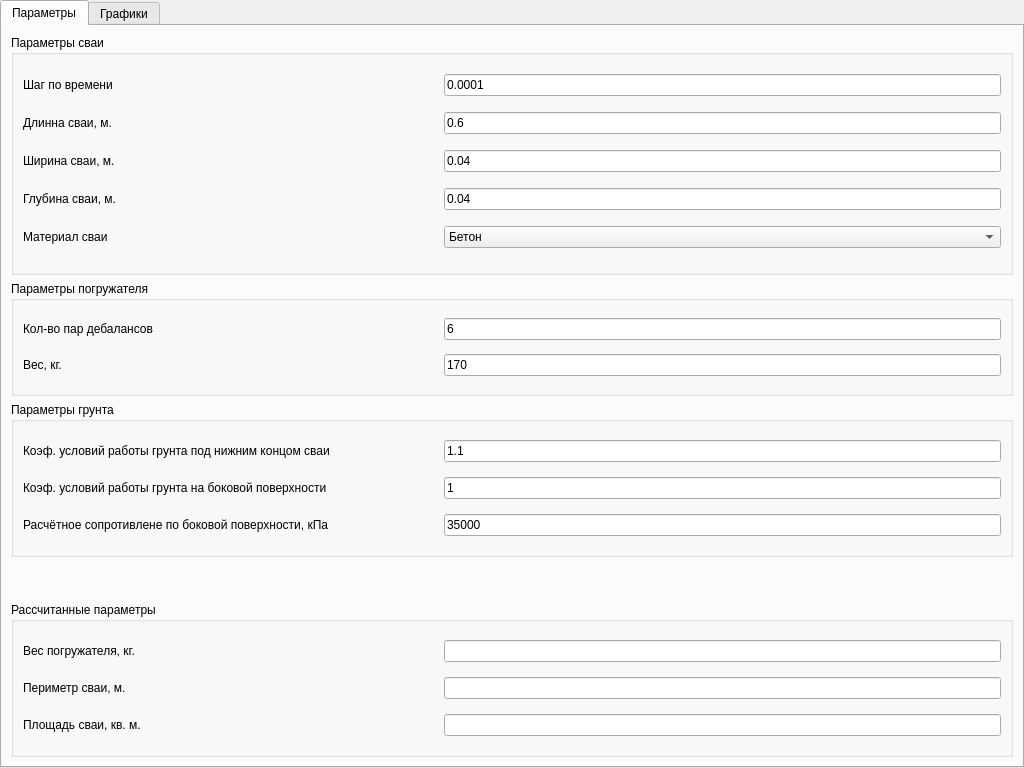
This is mainwindow.ui in DvaMishkiLapa/xolm3 as Qt 5 draws it before an edit. The edited form follows.
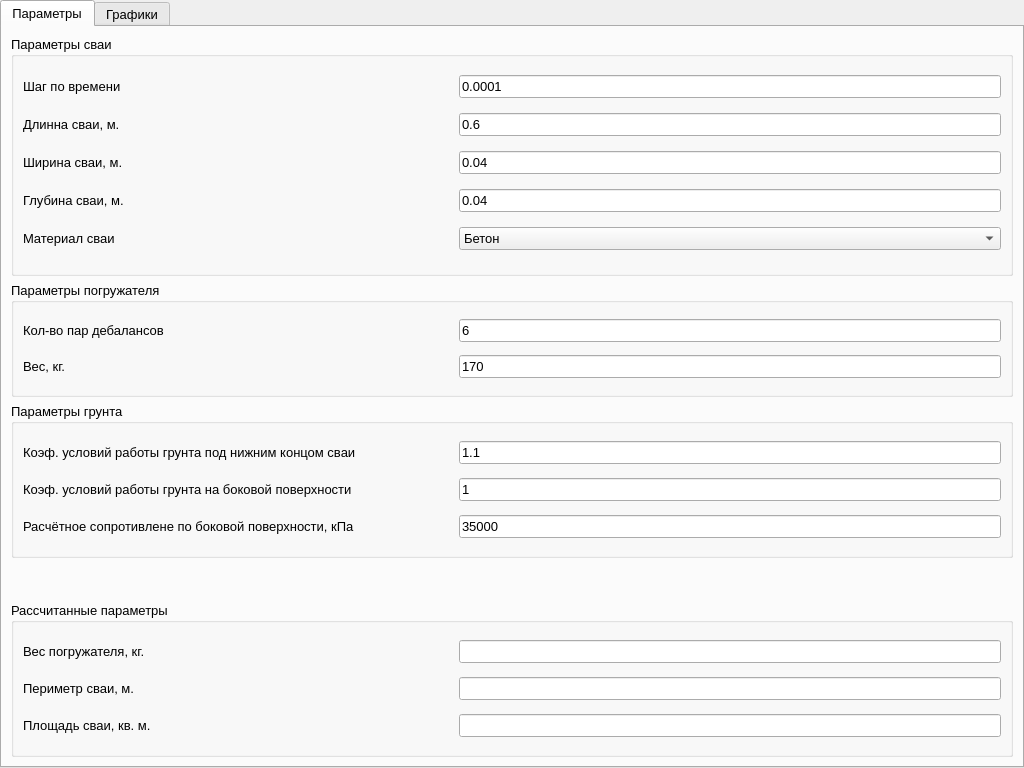
This is the edited form.

The edit to the form file:
```diff
--- a/mainwindow.ui
+++ b/mainwindow.ui
@@ -16,6 +16,12 @@
     <height>768</height>
    </size>
   </property>
+  <property name="font">
+   <font>
+    <family>Arial</family>
+    <pointsize>10</pointsize>
+   </font>
+  </property>
   <property name="windowTitle">
    <string>Xolm3</string>
   </property>
@@ -64,7 +70,7 @@
               <widget class="QLabel" name="label">
                <property name="minimumSize">
                 <size>
-                 <width>415</width>
+                 <width>430</width>
                  <height>0</height>
                 </size>
                </property>
@@ -91,7 +97,7 @@
               <widget class="QLabel" name="label_10">
                <property name="minimumSize">
                 <size>
-                 <width>415</width>
+                 <width>430</width>
                  <height>0</height>
                 </size>
                </property>
@@ -133,7 +139,7 @@
               <widget class="QLabel" name="label_9">
                <property name="minimumSize">
                 <size>
-                 <width>415</width>
+                 <width>430</width>
                  <height>0</height>
                 </size>
                </property>
@@ -160,7 +166,7 @@
               <widget class="QLabel" name="label_14">
                <property name="minimumSize">
                 <size>
-                 <width>415</width>
+                 <width>430</width>
                  <height>0</height>
                 </size>
                </property>
@@ -187,7 +193,7 @@
               <widget class="QLabel" name="label_13">
                <property name="minimumSize">
                 <size>
-                 <width>415</width>
+                 <width>430</width>
                  <height>0</height>
                 </size>
                </property>
@@ -229,7 +235,7 @@
               <widget class="QLabel" name="label_3">
                <property name="minimumSize">
                 <size>
-                 <width>415</width>
+                 <width>430</width>
                  <height>0</height>
                 </size>
                </property>
@@ -259,7 +265,7 @@
               <widget class="QLabel" name="label_6">
                <property name="minimumSize">
                 <size>
-                 <width>415</width>
+                 <width>430</width>
                  <height>0</height>
                 </size>
                </property>
@@ -286,7 +292,7 @@
               <widget class="QLabel" name="label_4">
                <property name="minimumSize">
                 <size>
-                 <width>415</width>
+                 <width>430</width>
                  <height>0</height>
                 </size>
                </property>
@@ -313,7 +319,7 @@
               <widget class="QLabel" name="label_5">
                <property name="minimumSize">
                 <size>
-                 <width>415</width>
+                 <width>430</width>
                  <height>0</height>
                 </size>
                </property>
@@ -340,7 +346,7 @@
               <widget class="QLabel" name="label_7">
                <property name="minimumSize">
                 <size>
-                 <width>415</width>
+                 <width>430</width>
                  <height>0</height>
                 </size>
                </property>
@@ -397,7 +403,7 @@
               <widget class="QLabel" name="label_2">
                <property name="minimumSize">
                 <size>
-                 <width>415</width>
+                 <width>430</width>
                  <height>0</height>
                 </size>
                </property>
@@ -421,7 +427,7 @@
               <widget class="QLabel" name="label_11">
                <property name="minimumSize">
                 <size>
-                 <width>415</width>
+                 <width>430</width>
                  <height>0</height>
                 </size>
                </property>
@@ -445,7 +451,7 @@
               <widget class="QLabel" name="label_8">
                <property name="minimumSize">
                 <size>
-                 <width>415</width>
+                 <width>430</width>
                  <height>0</height>
                 </size>
                </property>
```
Left out of the diff: 35 changed lines with no effect on the pictures.
